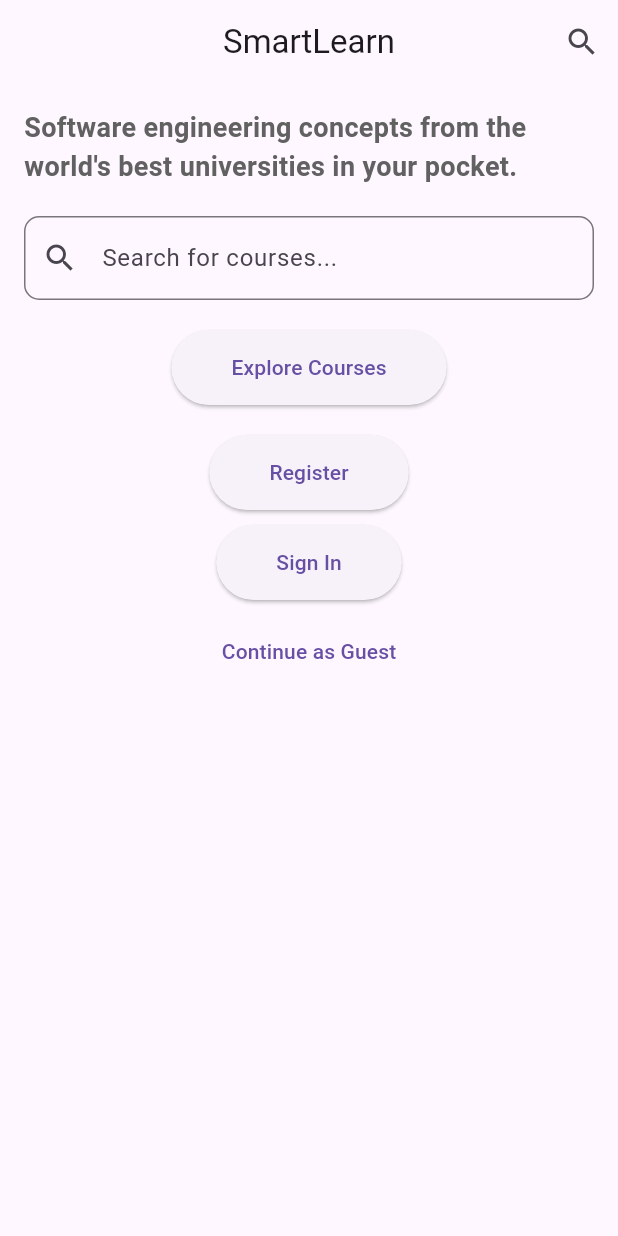
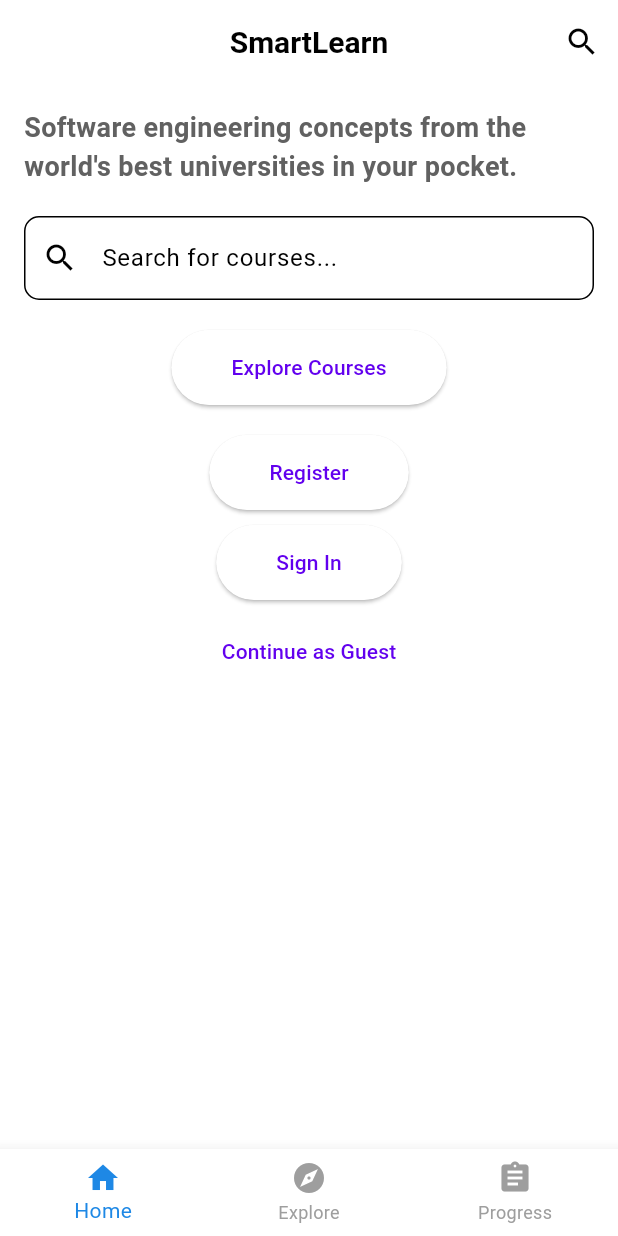
Before and after one commit to Eva254-ke/e-learning-mobile-app, a Flutter app: the screen it shows after launch, on a phone screen of 412 x 824 dp. Run offline on Flutter 3.47's test engine with Material 3 defaults, Android fonts, the phone set to English and light mode, and no system bars.

Commit message:
final updates

```diff
--- a/lib/main.dart
+++ b/lib/main.dart
@@ -1,22 +1,87 @@
-import 'package:elearning_app/presentation/screens/home_screen.dart';
+import 'package:elearning_app/presentation/screens/home_screen.dart' as presentation;
 import 'package:flutter/material.dart';
 import 'screens/home_screen.dart';
+import 'screens/explore_courses_screen.dart';
+import 'screens/progress_tracking_screen.dart';
 
 void main() {
   runApp(ElearningApp());
 }
 
-// ignore: use_key_in_widget_constructors
-class ElearningApp extends StatelessWidget {
+class ElearningApp extends StatefulWidget {
+  const ElearningApp({super.key});
+
+  @override
+  ElearningAppState createState() => ElearningAppState();
+}
+
+class ElearningAppState extends State<ElearningApp> {
+  int _currentIndex = 0;
+  final List<Widget> _screens = [
+    presentation.HomeScreen(),
+    ExploreCoursesScreen(),
+    ProgressTrackingScreen(),
+  ];
+
   @override
   Widget build(BuildContext context) {
     return MaterialApp(
       title: 'E-Learning App',
       theme: ThemeData(
-        primarySwatch: Colors.blue,
+        primaryColor: Color(0xFF1E88E5),
+        colorScheme: ColorScheme.light(
+          secondary: Colors.blueAccent,
+        ),
         fontFamily: 'Roboto',
+        appBarTheme: AppBarTheme(
+          color: Colors.white,
+          iconTheme: IconThemeData(color: Colors.black),
+          titleTextStyle: TextStyle(
+            color: Colors.black,
+            fontSize: 20,
+            fontWeight: FontWeight.bold,
+          ),
+        ),
       ),
-      home: HomeScreen(),
+      home: Scaffold(
+        body: _screens[_currentIndex],
+        bottomNavigationBar: BottomNavigationBar(
+          currentIndex: _currentIndex,
+          onTap: (index) => setState(() => _currentIndex = index),
+          selectedItemColor: Color(0xFF1E88E5),
+          unselectedItemColor: Colors.grey,
+          items: [
+            BottomNavigationBarItem(
+              icon: Icon(Icons.home),
+              label: 'Home',
+            ),
+            BottomNavigationBarItem(
+              icon: Icon(Icons.explore),
+              label: 'Explore',
+            ),
+            BottomNavigationBarItem(
+              icon: Icon(Icons.assignment),
+              label: 'Progress',
+            ),
+          ],
+        ),
+      ),
     );
   }
 }
+
+class ProgressTrackingScreen extends StatelessWidget {
+  const ProgressTrackingScreen({super.key});
+
+  @override
+  Widget build(BuildContext context) {
+    return Scaffold(
+      appBar: AppBar(
+        title: Text('Progress Tracking'),
+      ),
+      body: Center(
+        child: Text('Progress Tracking Screen'),
+      ),
+    );
+  }
+}
--- a/lib/presentation/screens/progress_screen.dart
+++ b/lib/screens/progress_tracking_screen.dart
@@ -1,3 +1,8 @@
+// ignore: duplicate_ignore
+// ignore: file_names, duplicate_ignore
+// ignore: file_names
+// ignore_for_file: file_names
+
 import 'package:flutter/material.dart';
 import 'package:provider/provider.dart';
 import '../../data/models/course.dart';
```
Also changed, not shown: lib/presentation/screens/progress_ tracking_screen.dart (added, +37 -0 lines), lib/screens/explore_courses_screen.dart (added, +169 -0 lines), pubspec.yaml (+34 -63 lines), lib/explore_courses_screen.dart (deleted), pubspec.lock, 5 other files.
